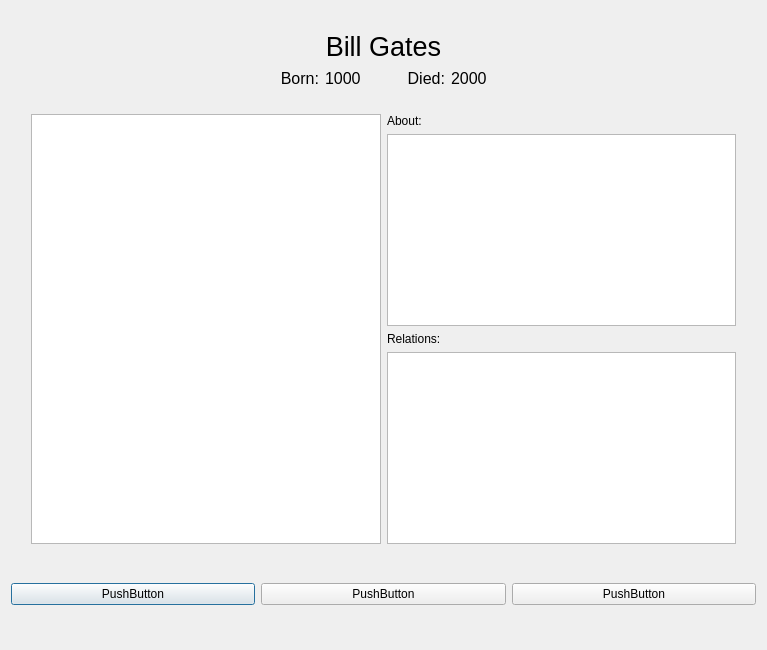
athenabjorg/sacr, file scientistwindow.ui: the form before one commit.
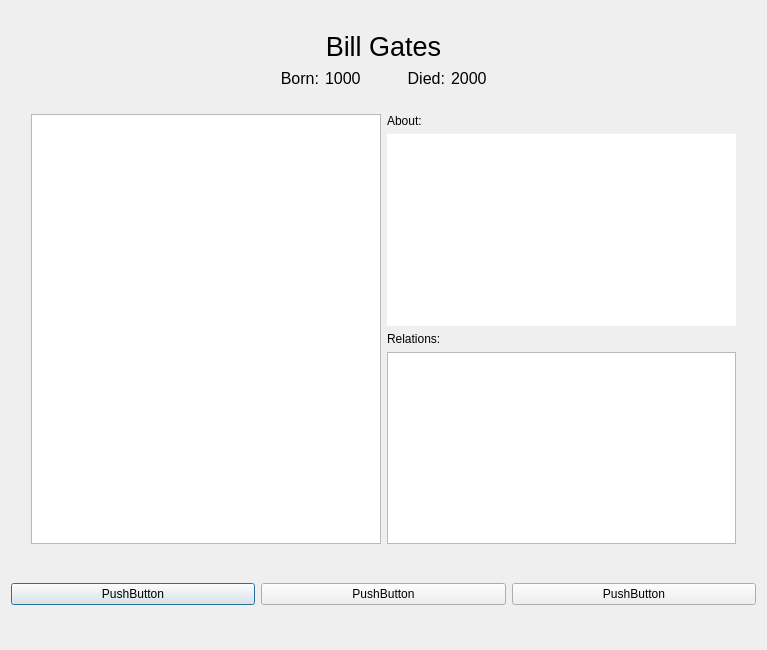
The form after the commit.

Commit message: info loaded in to scientist window

What changed in the file:
```diff
--- a/scientistwindow.ui
+++ b/scientistwindow.ui
@@ -222,6 +222,20 @@
            <verstretch>0</verstretch>
           </sizepolicy>
          </property>
+         <property name="font">
+          <font>
+           <pointsize>10</pointsize>
+          </font>
+         </property>
+         <property name="focusPolicy">
+          <enum>Qt::StrongFocus</enum>
+         </property>
+         <property name="autoFillBackground">
+          <bool>false</bool>
+         </property>
+         <property name="frameShape">
+          <enum>QFrame::NoFrame</enum>
+         </property>
         </widget>
        </item>
        <item>
```
Left out of the diff: 2 changed lines with no effect on the pictures. The commit also changes 2 other files.
